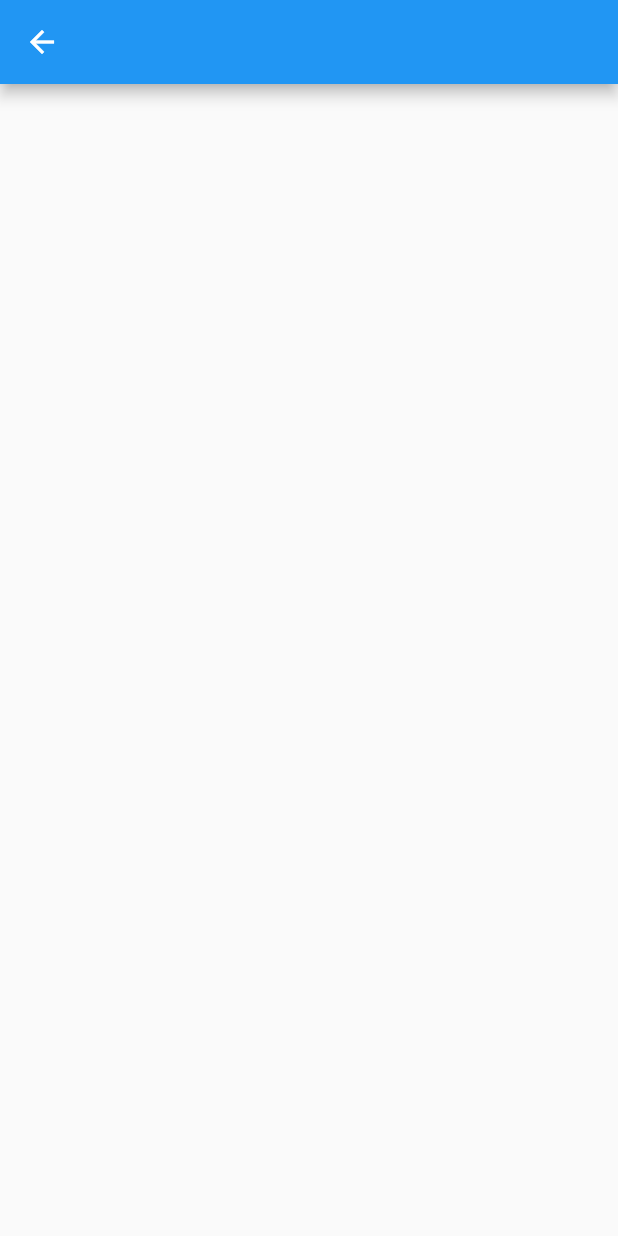
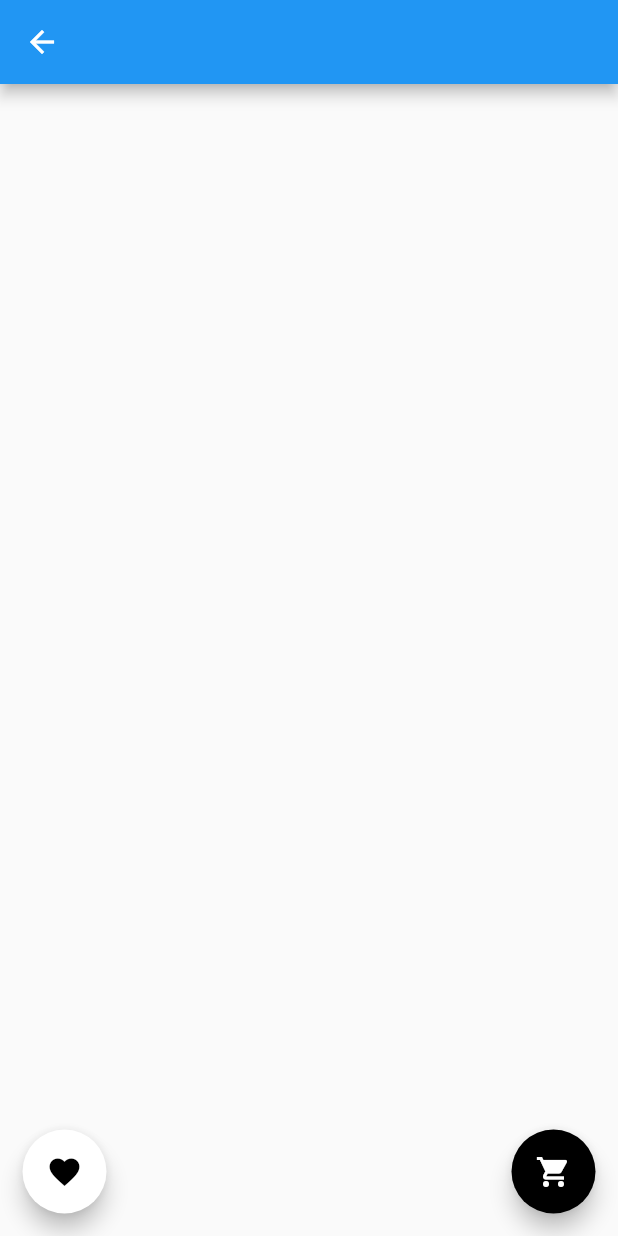
Before and after one commit to JoaoReisA/Nike_Shoe_Store, a Flutter app: the NikeShoesDetailsPage screen opened directly, on a phone screen of 412 x 824 dp. Run offline on Flutter 3.47's test engine with Material 2 defaults, Android fonts, the phone set to English and light mode, and no system bars.

Commit message:
Adding floating action buttons on details page, and changing the hero label

```diff
--- a/lib/presenter/pages/nike_shoes_details_page.dart
+++ b/lib/presenter/pages/nike_shoes_details_page.dart
@@ -1,12 +1,44 @@
 import 'package:flutter/material.dart';
 
 class NikeShoesDetailsPage extends StatelessWidget {
-  const NikeShoesDetailsPage({ Key? key }) : super(key: key);
+  const NikeShoesDetailsPage({Key? key}) : super(key: key);
 
   @override
   Widget build(BuildContext context) {
     return Scaffold(
       appBar: AppBar(),
+      body: Stack(
+        children: [
+          Positioned(
+            left: 0,
+            right: 0,
+            bottom: 0,
+            child: Padding(
+              padding: const EdgeInsets.all(15.0),
+              child: Row(
+                children: [
+                  FloatingActionButton(
+                    heroTag: 'fav_1',
+                    backgroundColor: Colors.white,
+                    child: const Icon(
+                      Icons.favorite,
+                      color: Colors.black,
+                    ),
+                    onPressed: () {},
+                  ),
+                  const Spacer(),
+                  FloatingActionButton(
+                    heroTag: 'fav_2',
+                    backgroundColor: Colors.black,
+                    child: const Icon(Icons.shopping_cart),
+                    onPressed: () {},
+                  ),
+                ],
+              ),
+            ),
+          )
+        ],
+      ),
     );
   }
 }
```
